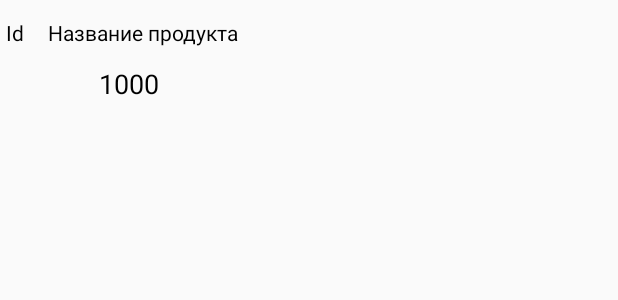
After one commit to ShumilinPavel/kotlin-test, an Android app: the layout item_viewed_product.xml on its own in the app's theme, with its tools: preview values and no code run, on a phone screen of 412 x 824 dp. The commit adds this screen. Shown: the top 300 px of the screen. Run offline under Robolectric (Android 15) with nearby library versions, the phone set to English and light mode, and no system bars.

Commit message:
add recycler view

```diff
--- a/app/src/main/java/com/example/pavel_shumilin_shop/data/ViewedProductDaoImpl.kt
+++ b/app/src/main/java/com/example/pavel_shumilin_shop/data/ViewedProductDaoImpl.kt
@@ -3,6 +3,7 @@ package com.example.pavel_shumilin_shop.data
 import android.content.SharedPreferences
 import androidx.core.content.edit
 import com.example.pavel_shumilin_shop.domain.ViewedProductDao
+import com.example.pavel_shumilin_shop.domain.model.CartProduct
 
 class ViewedProductDaoImpl(
     private val sharedPreferences: SharedPreferences
@@ -14,7 +15,7 @@ class ViewedProductDaoImpl(
             ?.mapNotNull { it.toLongOrNull() } ?: emptyList()
         set(value) {
             sharedPreferences.edit {
-                putString(PRODUCT_TAG, value.joinToString { "," })
+                putString(PRODUCT_TAG, value.joinToString(","))
             }
         }
 
--- a/app/src/main/java/com/example/pavel_shumilin_shop/presenter/CartView.kt
+++ b/app/src/main/java/com/example/pavel_shumilin_shop/presenter/CartView.kt
@@ -1,7 +1,6 @@
 package com.example.pavel_shumilin_shop.presenter
 
 import com.example.pavel_shumilin_shop.domain.model.CartProduct
-import com.example.pavel_shumilin_shop.domain.model.Product
 import moxy.MvpView
 import moxy.viewstate.strategy.AddToEndSingleStrategy
 import moxy.viewstate.strategy.StateStrategyType
--- a/app/src/main/java/com/example/pavel_shumilin_shop/presenter/CatalogView.kt
+++ b/app/src/main/java/com/example/pavel_shumilin_shop/presenter/CatalogView.kt
@@ -1,5 +1,6 @@
 package com.example.pavel_shumilin_shop.presenter
 
+import com.example.pavel_shumilin_shop.domain.model.CartProduct
 import moxy.MvpView
 import moxy.viewstate.strategy.AddToEndSingleStrategy
 import moxy.viewstate.strategy.OneExecutionStateStrategy
--- a/app/src/main/java/com/example/pavel_shumilin_shop/ui/CartActivity.kt
+++ b/app/src/main/java/com/example/pavel_shumilin_shop/ui/CartActivity.kt
@@ -6,7 +6,6 @@ import android.content.SharedPreferences
 import android.os.Bundle
 import androidx.appcompat.app.AppCompatActivity
 import androidx.recyclerview.widget.LinearLayoutManager
-import com.example.pavel_shumilin_shop.domain.model.Product
 import com.example.pavel_shumilin_shop.R
 import com.example.pavel_shumilin_shop.data.ViewedProductDaoImpl
 import com.example.pavel_shumilin_shop.domain.model.CartProduct
--- a/app/src/main/java/com/example/pavel_shumilin_shop/ui/CategoryAdapter.kt
+++ b/app/src/main/java/com/example/pavel_shumilin_shop/ui/CatalogCategoriesAdapter.kt
@@ -9,9 +9,9 @@ import com.example.pavel_shumilin_shop.R
 import kotlinx.android.extensions.LayoutContainer
 import kotlinx.android.synthetic.main.item_category.*
 
-class CategoryAdapter(
+class CatalogCategoriesAdapter(
     private val onDeleteClick: (string: String) -> Unit
-) : RecyclerView.Adapter<CategoryAdapter.ViewHolder>() {
+) : RecyclerView.Adapter<CatalogCategoriesAdapter.ViewHolder>() {
 
     private var categories: List<String> = listOf()
 
@@ -20,7 +20,7 @@ class CategoryAdapter(
         notifyDataSetChanged()
     }
 
-    override fun onCreateViewHolder(parent: ViewGroup, viewType: Int): CategoryAdapter.ViewHolder {
+    override fun onCreateViewHolder(parent: ViewGroup, viewType: Int): CatalogCategoriesAdapter.ViewHolder {
         Log.d("Adapter", "onCreateViewHolder")
         return ViewHolder(
             LayoutInflater.from(parent.context).inflate(R.layout.item_category, parent, false)
--- /dev/null
+++ b/app/src/main/res/layout/item_viewed_product.xml
@@ -0,0 +1,41 @@
+<?xml version="1.0" encoding="utf-8"?>
+<androidx.constraintlayout.widget.ConstraintLayout xmlns:android="http://schemas.android.com/apk/res/android"
+    xmlns:app="http://schemas.android.com/apk/res-auto"
+    xmlns:tools="http://schemas.android.com/tools"
+    android:layout_width="wrap_content"
+    android:layout_height="wrap_content">
+
+    <TextView
+        android:id="@+id/viewedProductName"
+        android:layout_width="wrap_content"
+        android:layout_height="wrap_content"
+        android:gravity="center"
+        android:padding="12dp"
+        android:textColor="@android:color/black"
+        android:textSize="14sp"
+        app:layout_constraintStart_toEndOf="@+id/viewedProductId"
+        app:layout_constraintTop_toTopOf="parent"
+        tools:text="Название продукта" />
+
+    <TextView
+        android:id="@+id/viewedProductPrice"
+        android:layout_width="wrap_content"
+        android:layout_height="wrap_content"
+        android:textColor="@android:color/black"
+        android:textSize="18sp"
+        app:layout_constraintEnd_toEndOf="@+id/viewedProductName"
+        app:layout_constraintStart_toStartOf="parent"
+        app:layout_constraintTop_toBottomOf="@+id/viewedProductName"
+        tools:text="1000" />
+
+    <TextView
+        android:id="@+id/viewedProductId"
+        android:layout_width="wrap_content"
+        android:layout_height="wrap_content"
+        android:padding="4dp"
+        android:textColor="@android:color/black"
+        app:layout_constraintBottom_toBottomOf="@+id/viewedProductName"
+        app:layout_constraintStart_toStartOf="parent"
+        app:layout_constraintTop_toTopOf="parent"
+        tools:text="Id" />
+</androidx.constraintlayout.widget.ConstraintLayout>
```
Also changed, not shown: app/build.gradle (+8 -0 lines), app/src/main/java/com/example/pavel_shumilin_shop/domain/model/Product.kt (+0 -21 lines), app/src/main/java/com/example/pavel_shumilin_shop/presenter/CartPresenter.kt (+15 -7 lines), app/src/main/java/com/example/pavel_shumilin_shop/presenter/CatalogPresenter.kt (+4 -8 lines), app/src/main/java/com/example/pavel_shumilin_shop/presenter/CheckoutPresenter.kt (renamed from app/src/main/java/com/example/pavel_shumilin_shop/presenter/ProductsPresenter.kt, +35 -35 lines), app/src/main/java/com/example/pavel_shumilin_shop/presenter/CheckoutView.kt (renamed from app/src/main/java/com/example/pavel_shumilin_shop/presenter/ProductsView.kt, +6 -6 lines), app/src/main/java/com/example/pavel_shumilin_shop/ui/CatalogActivity.kt (+11 -5 lines), app/src/main/java/com/example/pavel_shumilin_shop/ui/CatalogViewedProductsAdapter.kt (added, +48 -0 lines), app/src/main/java/com/example/pavel_shumilin_shop/ui/CheckoutActivity.kt (+18 -24 lines), app/src/main/res/layout/catalog_layout.xml (+12 -1 lines).
